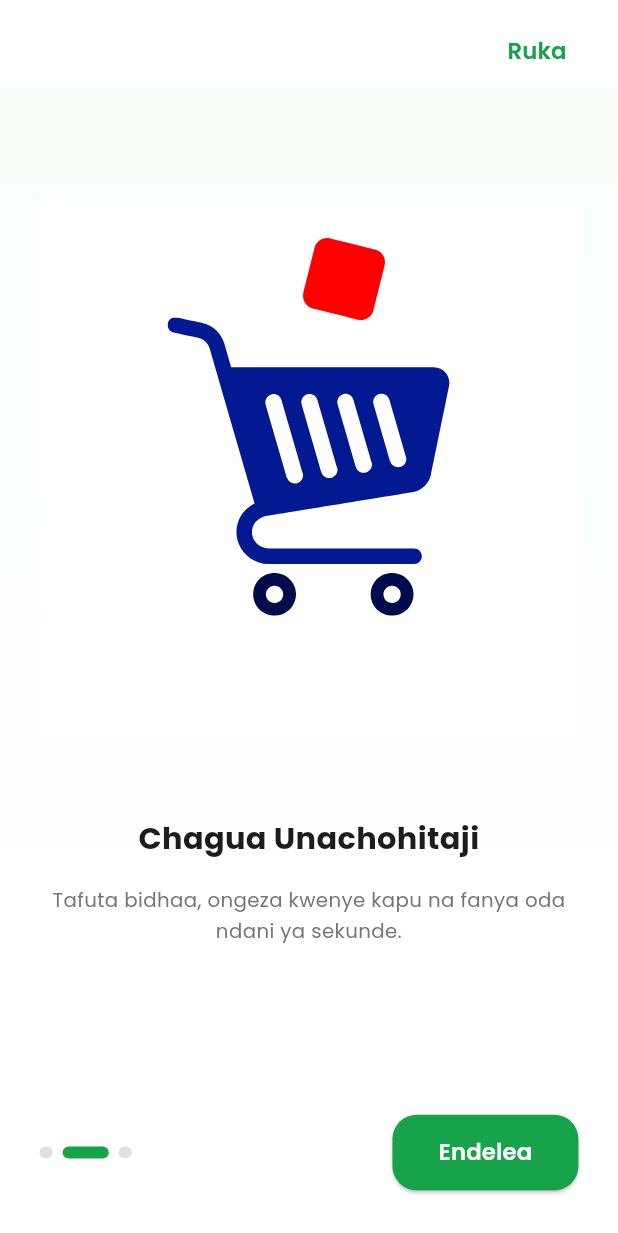
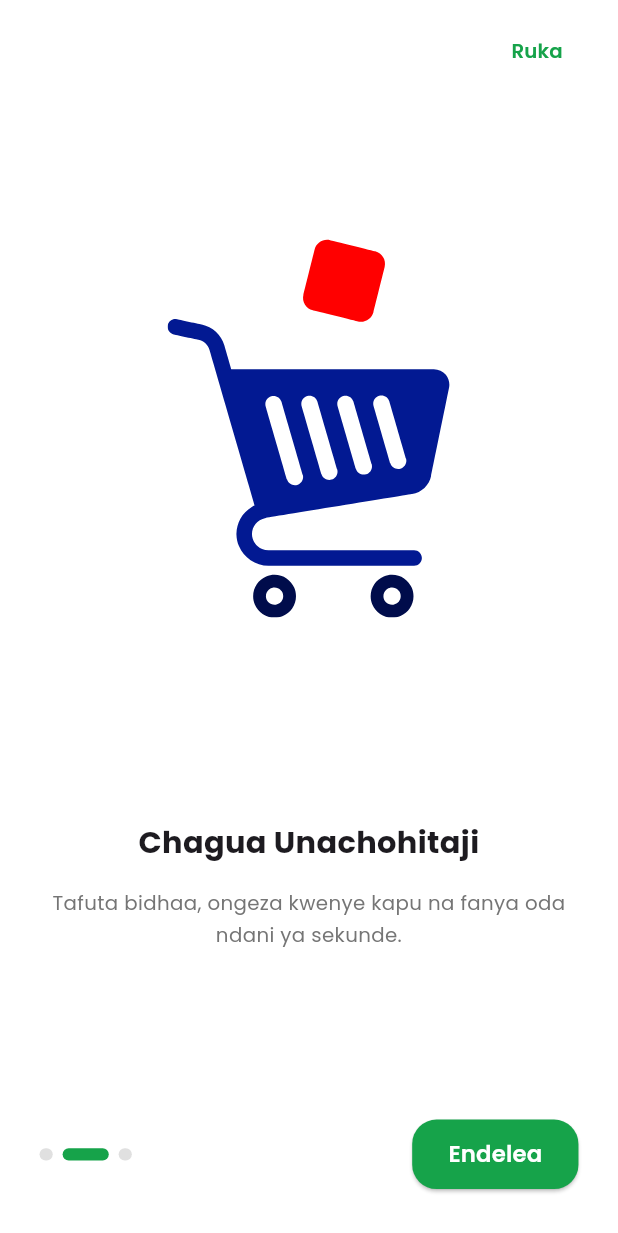
Before and after one commit to sharifu57/genge_app, a Flutter app: the screen it shows after launch, swiped to page 2, on a phone screen of 412 x 824 dp. Shown: the top 1233 px of the screen. Run offline on Flutter 3.47's test engine with Material 3 defaults, Android fonts, the phone set to English and light mode, and no system bars; our stand-ins replace flutter_screenutil, flutter_svg, get, google_fonts, lottie.

Commit message:
SOME CHANGE

```diff
--- /dev/null
+++ b/lib/features/auth/signIn/signin_controller.dart
@@ -0,0 +1,3 @@
+import 'package:get/get.dart';
+
+class SignInController extends GetxController {}
--- a/lib/features/onboarding/onboarding_view.dart
+++ b/lib/features/onboarding/onboarding_view.dart
@@ -12,12 +12,9 @@ class OnboardingView extends GetView<OnboardingController> {
   @override
   Widget build(BuildContext context) {
     return Scaffold(
-      backgroundColor: Colors.white,
-
       body: SafeArea(
         child: Column(
           children: [
-            /// Skip
             Padding(
               padding: EdgeInsets.only(top: 10.h, right: 20.w),
               child: Align(
@@ -27,7 +24,7 @@ class OnboardingView extends GetView<OnboardingController> {
                   child: Text(
                     "Ruka",
                     style: TextStyle(
-                      fontSize: 15.sp,
+                      fontSize: 13.sp,
                       color: AppColors.primary,
                       fontWeight: FontWeight.w600,
                     ),
@@ -53,12 +50,10 @@ class OnboardingView extends GetView<OnboardingController> {
               ),
             ),
 
-            /// Bottom
             Padding(
               padding: EdgeInsets.symmetric(horizontal: 24.w, vertical: 30.h),
               child: Row(
                 children: [
-                  /// Indicators
                   Obx(
                     () => Row(
                       children: List.generate(controller.pages.length, (index) {
@@ -86,7 +81,6 @@ class OnboardingView extends GetView<OnboardingController> {
 
                   const Spacer(),
 
-                  /// Next Button
                   ElevatedButton(
                     onPressed: controller.nextPage,
 
@@ -94,8 +88,8 @@ class OnboardingView extends GetView<OnboardingController> {
                       backgroundColor: AppColors.primary,
 
                       padding: EdgeInsets.symmetric(
-                        horizontal: 28.w,
-                        vertical: 14.h,
+                        horizontal: 22.w,
+                        vertical: 12.h,
                       ),
 
                       shape: RoundedRectangleBorder(
--- a/lib/features/onboarding/widgets/onboarding_page.dart
+++ b/lib/features/onboarding/widgets/onboarding_page.dart
@@ -18,11 +18,11 @@ class OnboardingPage extends StatelessWidget {
   Widget build(BuildContext context) {
     return Container(
       decoration: const BoxDecoration(
-        gradient: LinearGradient(
-          begin: Alignment.topCenter,
-          end: Alignment.bottomCenter,
-          colors: [Color(0xFFF8FFF9), Color(0xFFFFFFFF)],
-        ),
+        // gradient: LinearGradient(
+        //   begin: Alignment.topCenter,
+        //   end: Alignment.bottomCenter,
+        //   colors: [Color(0xFFF8FFF9), Color(0xFFFFFFFF)],
+        // ),
       ),
       child: Padding(
         padding: EdgeInsets.symmetric(horizontal: 24.w),
--- a/lib/features/splash/splash_controller.dart
+++ b/lib/features/splash/splash_controller.dart
@@ -1,5 +1,3 @@
-import 'package:genge_app/features/onboarding/onboarding_binding.dart';
-import 'package:genge_app/features/onboarding/onboarding_view.dart';
 import 'package:get/get.dart';
 
 class SplashController extends GetxController {
--- a/lib/features/splash/splash_view.dart
+++ b/lib/features/splash/splash_view.dart
@@ -72,7 +72,7 @@ class _SoftFloatingShapesState extends State<_SoftFloatingShapes>
         width: size,
         height: size,
         decoration: BoxDecoration(
-          color: color.withOpacity(0.08), // soft white on green
+          color: color.withValues(alpha: 0.08), // soft white on green
           shape: BoxShape.circle,
         ),
       ),
@@ -133,7 +133,6 @@ class _CleanSplashState extends State<_CleanSplash>
         return Column(
           mainAxisAlignment: MainAxisAlignment.center,
           children: [
-            // LOGO (NO GLOW, CLEAN)
             Transform.scale(
               scale: scale.value,
               child: Opacity(
--- a/lib/main.dart
+++ b/lib/main.dart
@@ -1,7 +1,6 @@
 import 'package:flutter/material.dart';
 import 'package:flutter_screenutil/flutter_screenutil.dart';
 import 'package:genge_app/core/theme/app_theme.dart';
-import 'package:genge_app/features/splash/splash_view.dart';
 import 'package:genge_app/routes/app_pages.dart';
 import 'package:get/get.dart';
 
```
Also changed, not shown: lib/core/theme/app_logo.dart (added, +34 -0 lines), lib/features/auth/signIn/signIn_binding.dart (added, +10 -0 lines), lib/features/auth/signIn/signIn_view.dart (added, +18 -0 lines).
